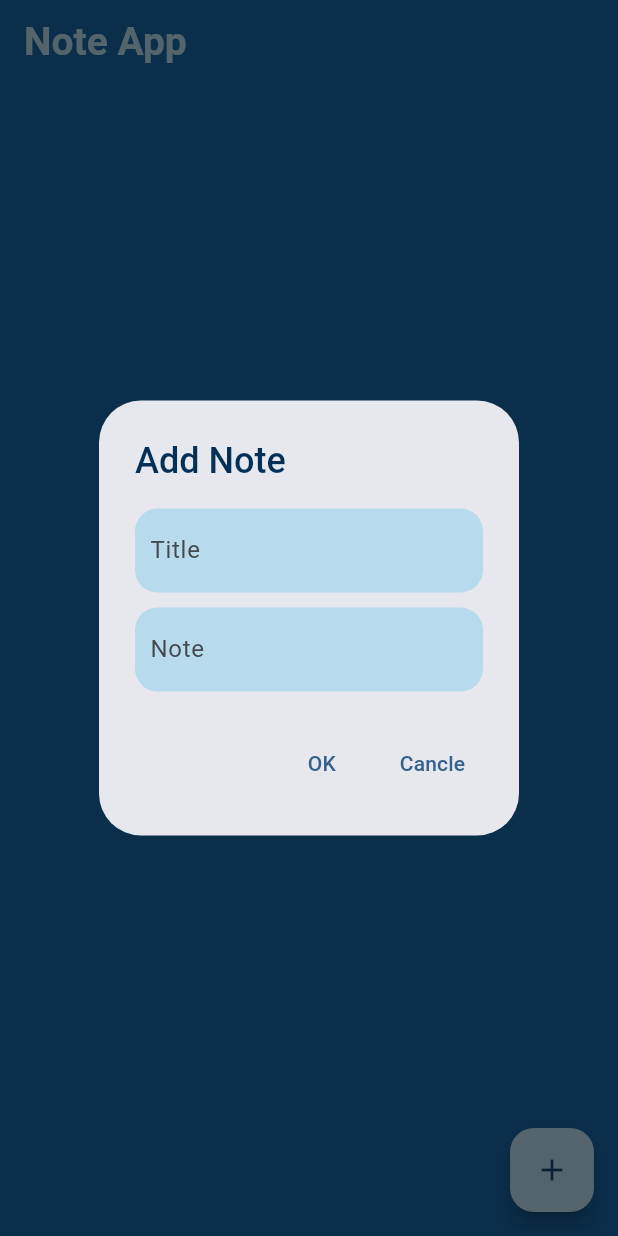
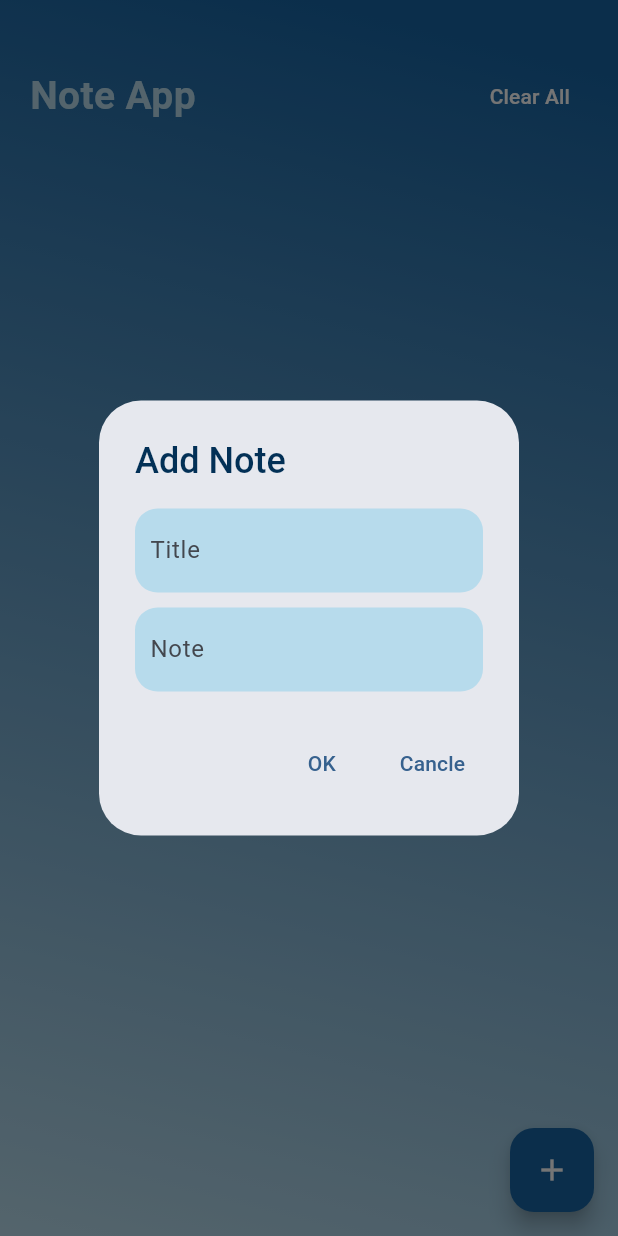
Before and after one commit to MinaYasser100/iti-project-one, a Flutter app: the screen it shows after launch, after a tap on the "add" icon, on a phone screen of 412 x 824 dp. Run offline on Flutter 3.47's test engine with Material 3 defaults, Android fonts, the phone set to English and light mode, and no system bars.

Commit message:
finish note add without database

```diff
--- a/lib/note_app/presentation/views/note_view.dart
+++ b/lib/note_app/presentation/views/note_view.dart
@@ -1,40 +1,89 @@
 import 'package:flutter/material.dart';
 import 'package:one_project_iti/note_app/core/constant.dart';
+import 'package:one_project_iti/note_app/core/func/getting_day_date.dart';
+import 'package:one_project_iti/note_app/core/hive_helper.dart';
+import 'package:one_project_iti/note_app/data/note_model.dart';
 import 'package:one_project_iti/note_app/presentation/views/widgets/note_body_view.dart';
 
 import 'widgets/add_note_alert_dialog.dart';
 
-class NoteView extends StatelessWidget {
+class NoteView extends StatefulWidget {
   const NoteView({super.key});
 
   @override
+  State<NoteView> createState() => _NoteViewState();
+}
+
+class _NoteViewState extends State<NoteView> {
+  TextEditingController titleNoteController = TextEditingController();
+  TextEditingController contentNoteController = TextEditingController();
+  @override
   Widget build(BuildContext context) {
     return Scaffold(
-      appBar: AppBar(
-        backgroundColor: primaryNoteColor,
-        title: const Text(
-          'Note App',
-          style: TextStyle(
-            color: secondNoteColor,
-            fontWeight: FontWeight.w600,
-            fontSize: 26,
+      backgroundColor: secondNoteColor,
+      body: Container(
+        decoration: const BoxDecoration(
+          gradient: LinearGradient(
+            begin: Alignment.topCenter,
+            end: Alignment.bottomLeft,
+            colors: [
+              primaryNoteColor,
+              secondNoteColor,
+            ],
           ),
         ),
+        child: const NoteBodyView(),
       ),
-      backgroundColor: primaryNoteColor,
-      body: const NoteBodyView(),
       floatingActionButton: FloatingActionButton(
-        backgroundColor: secondNoteColor,
+        backgroundColor: primaryNoteColor,
         onPressed: () {
-          showDialog(
-            context: context,
-            builder: (context) => const AddNoteAlertDialog(),
-          );
+          _showDialogMethod(context);
         },
         child: const Icon(
           Icons.add,
+          color: Colors.white,
         ),
       ),
     );
   }
+
+  void _showDialogMethod(BuildContext context) {
+    showDialog(
+      context: context,
+      builder: (context) => NoteAlertDialog(
+        titleNoteController: titleNoteController,
+        contentNoteController: contentNoteController,
+        okPressed: () {
+          if (titleNoteController.text != '' &&
+              contentNoteController.text != '') {
+            HiveHelper.noteList.add(
+              NoteModel(
+                title: titleNoteController.text,
+                note: contentNoteController.text,
+                date: gettingDayDate(),
+              ),
+            );
+            Navigator.pushAndRemoveUntil(
+              context,
+              MaterialPageRoute(
+                builder: (context) => const NoteView(),
+              ),
+              (route) => false,
+            );
+            titleNoteController.clear();
+            contentNoteController.clear();
+            setState(() {});
+          } else {
+            Navigator.pushAndRemoveUntil(
+              context,
+              MaterialPageRoute(
+                builder: (context) => const NoteView(),
+              ),
+              (route) => false,
+            );
+          }
+        },
+      ),
+    );
+  }
 }
--- a/lib/note_app/presentation/views/widgets/add_note_alert_dialog.dart
+++ b/lib/note_app/presentation/views/widgets/add_note_alert_dialog.dart
@@ -3,19 +3,22 @@ import 'package:one_project_iti/note_app/core/constant.dart';
 
 import 'custom_text_form_field.dart';
 
-class AddNoteAlertDialog extends StatefulWidget {
-  const AddNoteAlertDialog({
+class NoteAlertDialog extends StatefulWidget {
+  const NoteAlertDialog({
     super.key,
+    required this.titleNoteController,
+    required this.contentNoteController,
+    this.okPressed,
   });
+  final TextEditingController titleNoteController;
+  final TextEditingController contentNoteController;
+  final void Function()? okPressed;
 
   @override
-  State<AddNoteAlertDialog> createState() => _AddNoteAlertDialogState();
+  State<NoteAlertDialog> createState() => _NoteAlertDialogState();
 }
 
-class _AddNoteAlertDialogState extends State<AddNoteAlertDialog> {
-  TextEditingController titleNoteController = TextEditingController();
-  TextEditingController contentNoteController = TextEditingController();
-
+class _NoteAlertDialogState extends State<NoteAlertDialog> {
   @override
   Widget build(BuildContext context) {
     return AlertDialog(
@@ -30,25 +33,27 @@ class _AddNoteAlertDialogState extends State<AddNoteAlertDialog> {
         mainAxisSize: MainAxisSize.min,
         children: [
           CustomTextFormField(
-            controller: titleNoteController,
+            controller: widget.titleNoteController,
             labelText: 'Title',
           ),
           const SizedBox(
             height: 10,
           ),
           CustomTextFormField(
-            controller: contentNoteController,
+            controller: widget.contentNoteController,
             labelText: 'Note',
           ),
         ],
       ),
       actions: [
         TextButton(
-          onPressed: () {},
+          onPressed: widget.okPressed,
           child: const Text('OK'),
         ),
         TextButton(
-          onPressed: () {},
+          onPressed: () {
+            Navigator.pop(context);
+          },
           child: const Text('Cancle'),
         ),
       ],
--- /dev/null
+++ b/lib/note_app/presentation/views/widgets/note_app_bar_widget.dart
@@ -0,0 +1,33 @@
+import 'package:flutter/material.dart';
+import 'package:one_project_iti/note_app/core/constant.dart';
+
+class NoteAppBarWidget extends StatelessWidget {
+  const NoteAppBarWidget({
+    super.key,
+    this.clearAllNotes,
+  });
+  final void Function()? clearAllNotes;
+  @override
+  Widget build(BuildContext context) {
+    return Row(
+      mainAxisAlignment: MainAxisAlignment.spaceBetween,
+      children: [
+        const Text(
+          'Note App',
+          style: TextStyle(
+            color: secondNoteColor,
+            fontWeight: FontWeight.w600,
+            fontSize: 26,
+          ),
+        ),
+        TextButton(
+          onPressed: clearAllNotes,
+          child: const Text(
+            'Clear All',
+            style: TextStyle(color: Colors.white),
+          ),
+        ),
+      ],
+    );
+  }
+}
```
Also changed, not shown: lib/note_app/core/func/getting_day_date.dart (added, +7 -0 lines), lib/note_app/presentation/views/widgets/note_body_view.dart (+56 -92 lines), lib/note_app/presentation/views/widgets/note_item_widget.dart (added, +98 -0 lines), pubspec.yaml (+4 -11 lines), pubspec.lock.
